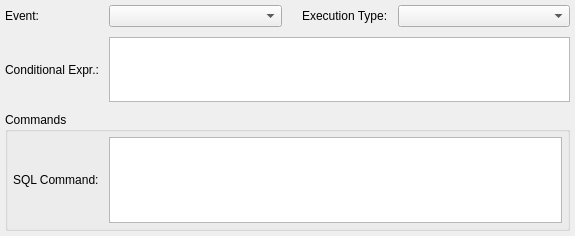
Before: the Qt Designer form libs/libgui/ui/dbobjects/rulewidget.ui in pgmodeler/pgmodeler, drawn with Qt 5.
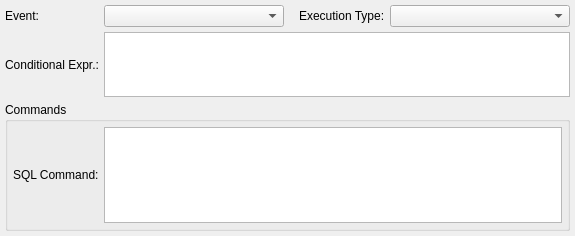
After: the same form once the commit is applied.

Commit message: Adjusted the layout spacing/margins in ui/dbobjects/*

```diff
--- a/libs/libgui/ui/dbobjects/rulewidget.ui
+++ b/libs/libgui/ui/dbobjects/rulewidget.ui
@@ -30,7 +30,7 @@
     <number>5</number>
    </property>
    <property name="spacing">
-    <number>10</number>
+    <number>5</number>
    </property>
    <item row="0" column="0">
     <widget class="QLabel" name="event_lbl">
@@ -53,6 +53,9 @@
    </item>
    <item row="0" column="1">
     <layout class="QHBoxLayout" name="horizontalLayout">
+     <property name="spacing">
+      <number>5</number>
+     </property>
      <item>
       <widget class="QComboBox" name="event_cmb">
        <property name="sizePolicy">
@@ -183,7 +186,7 @@
        <number>5</number>
       </property>
       <property name="spacing">
-       <number>10</number>
+       <number>5</number>
       </property>
       <item row="0" column="0">
        <widget class="QLabel" name="comando_lbl">
```
The commit also changes 53 other files.
